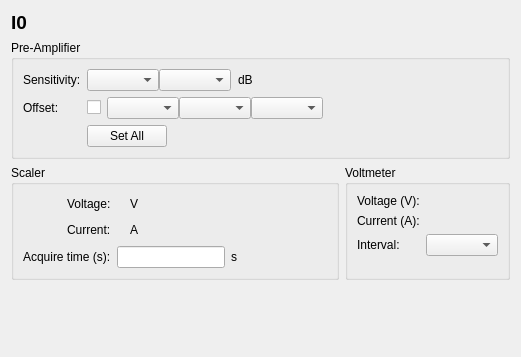
First picture: the form in src/firefly/ion_chamber.ui, repository spc-group/haven, before the edit.
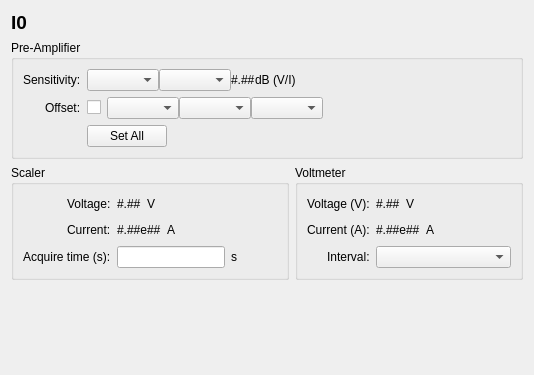
Second picture: the form after the edit. Custom widgets are drawn as their Qt base class.

Commit message: Menu actions for individual ion chambers.

What changed in the file:
```diff
--- a/src/firefly/ion_chamber.ui
+++ b/src/firefly/ion_chamber.ui
@@ -6,8 +6,8 @@
    <rect>
     <x>0</x>
     <y>0</y>
-    <width>521</width>
-    <height>357</height>
+    <width>534</width>
+    <height>375</height>
    </rect>
   </property>
   <property name="windowTitle">
@@ -61,6 +61,9 @@
       <string>Pre-Amplifier</string>
      </property>
      <layout class="QFormLayout" name="formLayout_2">
+      <property name="labelAlignment">
+       <set>Qt::AlignRight|Qt::AlignTrailing|Qt::AlignVCenter</set>
+      </property>
       <item row="0" column="0">
        <widget class="QLabel" name="label">
         <property name="text">
@@ -92,6 +95,9 @@
           <property name="toolTip">
            <string/>
           </property>
+          <property name="text">
+           <string>#.##</string>
+          </property>
           <property name="precision" stdset="0">
            <number>0</number>
           </property>
@@ -121,7 +127,7 @@
         <item>
          <widget class="QLabel" name="label_3">
           <property name="text">
-           <string>dB</string>
+           <string>dB (V/I)</string>
           </property>
          </widget>
         </item>
@@ -400,6 +406,9 @@
             <property name="toolTip">
              <string/>
             </property>
+            <property name="text">
+             <string>#.##</string>
+            </property>
             <property name="precision" stdset="0">
              <number>0</number>
             </property>
@@ -462,6 +471,12 @@
             <property name="toolTip">
              <string/>
             </property>
+            <property name="text">
+             <string>#.##e##</string>
+            </property>
+            <property name="PyDMToolTip" stdset="0">
+             <string>The calculated current based on the voltage and pre-amp settings.</string>
+            </property>
            </widget>
           </item>
           <item>
@@ -557,6 +572,9 @@
         <string>Voltmeter</string>
        </property>
        <layout class="QFormLayout" name="formLayout">
+        <property name="labelAlignment">
+         <set>Qt::AlignRight|Qt::AlignTrailing|Qt::AlignVCenter</set>
+        </property>
         <item row="0" column="0">
          <widget class="QLabel" name="label_5">
           <property name="text">
@@ -564,13 +582,6 @@
           </property>
          </widget>
         </item>
-        <item row="0" column="1">
-         <widget class="PyDMLabel" name="PyDMLabel_4">
-          <property name="toolTip">
-           <string/>
-          </property>
-         </widget>
-        </item>
         <item row="1" column="0">
          <widget class="QLabel" name="label_8">
           <property name="text">
@@ -578,13 +589,6 @@
           </property>
          </widget>
         </item>
-        <item row="1" column="1">
-         <widget class="PyDMLabel" name="PyDMLabel_3">
-          <property name="toolTip">
-           <string/>
-          </property>
-         </widget>
-        </item>
         <item row="2" column="0">
          <widget class="QLabel" name="label_9">
           <property name="text">
@@ -599,6 +603,80 @@
           </property>
          </widget>
         </item>
+        <item row="0" column="1">
+         <layout class="QHBoxLayout" name="horizontalLayout_9">
+          <item>
+           <widget class="PyDMLabel" name="PyDMLabel_4">
+            <property name="toolTip">
+             <string/>
+            </property>
+            <property name="text">
+             <string>#.##</string>
+            </property>
+            <property name="PyDMToolTip" stdset="0">
+             <string>The measured voltage output from the pre-amp.</string>
+            </property>
+           </widget>
+          </item>
+          <item>
+           <widget class="QLabel" name="label_13">
+            <property name="text">
+             <string>V</string>
+            </property>
+           </widget>
+          </item>
+          <item>
+           <spacer name="horizontalSpacer_7">
+            <property name="orientation">
+             <enum>Qt::Horizontal</enum>
+            </property>
+            <property name="sizeHint" stdset="0">
+             <size>
+              <width>40</width>
+              <height>20</height>
+             </size>
+            </property>
+           </spacer>
+          </item>
+         </layout>
+        </item>
+        <item row="1" column="1">
+         <layout class="QHBoxLayout" name="horizontalLayout_10">
+          <item>
+           <widget class="PyDMLabel" name="voltmeter_current_label">
+            <property name="toolTip">
+             <string/>
+            </property>
+            <property name="text">
+             <string>#.##e##</string>
+            </property>
+            <property name="PyDMToolTip" stdset="0">
+             <string>The calculated current based on the voltage and pre-amp settings.</string>
+            </property>
+           </widget>
+          </item>
+          <item>
+           <widget class="QLabel" name="label_14">
+            <property name="text">
+             <string>A</string>
+            </property>
+           </widget>
+          </item>
+          <item>
+           <spacer name="horizontalSpacer_8">
+            <property name="orientation">
+             <enum>Qt::Horizontal</enum>
+            </property>
+            <property name="sizeHint" stdset="0">
+             <size>
+              <width>40</width>
+              <height>20</height>
+             </size>
+            </property>
+           </spacer>
+          </item>
+         </layout>
+        </item>
        </layout>
       </widget>
      </item>
```
Left out of the diff: 41 changed lines with no effect on the pictures. The commit also changes 5 other files.
